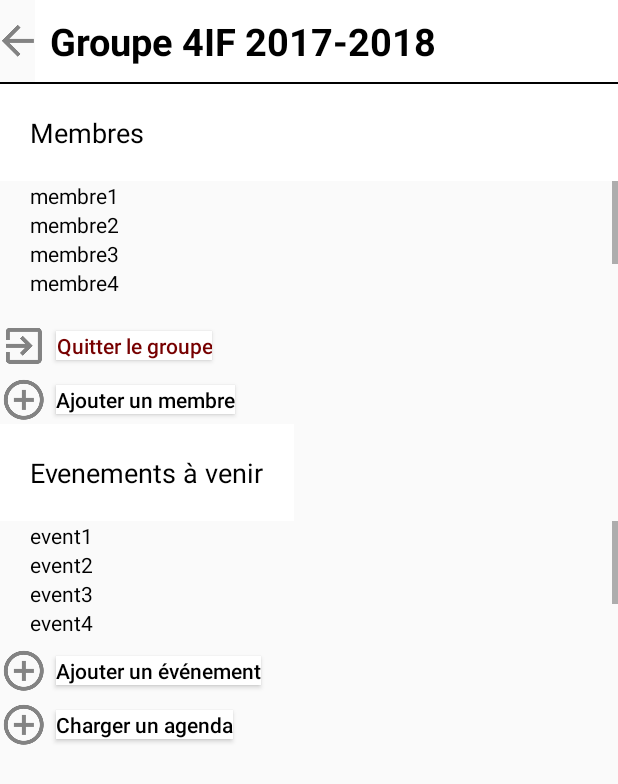
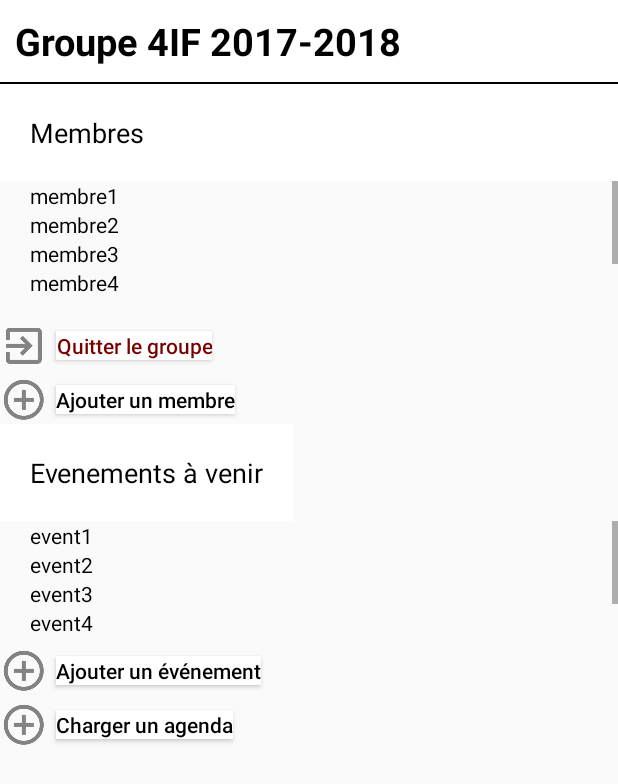
Before and after one commit to sky9611/Android_calender, an Android app: the layout activity_groupe1.xml on its own in the app's theme, with its tools: preview values and no code run, on a phone screen of 412 x 824 dp. Shown: the top 784 px of the screen. Run offline under Robolectric (Android 15) with nearby library versions, the phone set to English and light mode, and no system bars.

Commit message:
groupe1 modif

```diff
--- a/calenderDemo/app/src/main/res/layout/activity_groupe1.xml
+++ b/calenderDemo/app/src/main/res/layout/activity_groupe1.xml
@@ -18,17 +18,6 @@
             android:layout_width="match_parent"
             android:layout_height="wrap_content"
             android:layout_alignParentBottom="true">
-
-            <ImageButton
-                android:id="@+id/retour"
-                style="?android:attr/borderlessButtonStyle"
-                android:layout_width="1dp"
-                android:layout_height="match_parent"
-                android:layout_weight=".2"
-                android:layout_alignParentTop="true"
-                android:layout_alignParentRight="true"
-                android:src="@drawable/ic_back"
-                />
 
             <TextView
                 android:layout_width="wrap_content"
@@ -260,19 +249,19 @@
                 android:src="@drawable/ic_action_name"/>
 
             <Button
+                android:id="@+id/button_add_event"
                 android:layout_width="wrap_content"
                 android:layout_height="wrap_content"
-                android:textColor="#000"
+                android:layout_marginLeft="5sp"
+                android:layout_marginTop="10sp"
                 android:background="#FFF"
-                android:textStyle="normal"
-                android:layout_marginTop="10sp"
-                android:layout_marginLeft="5sp"
                 android:minHeight="0dp"
                 android:minWidth="0dp"
+                android:text="Ajouter un événement"
+                android:textAllCaps="false"
+                android:textColor="#000"
                 android:textSize="14sp"
-                android:textAllCaps="false"
-                android:text="Ajouter un événement"
-                />
+                android:textStyle="normal" />
         </LinearLayout>
 
         <LinearLayout
```
Also changed, not shown: calenderDemo/app/src/main/java/com/example/wth/application/Groupe1.java (+8 -8 lines).
